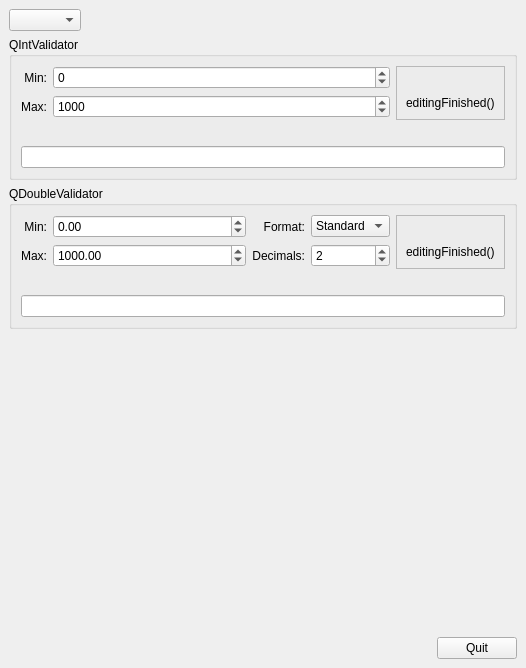
This is perl/examples/widgets/validators/validators.ui in chrisburel/perlqt as Qt 5 draws it before an edit. The edited form follows.
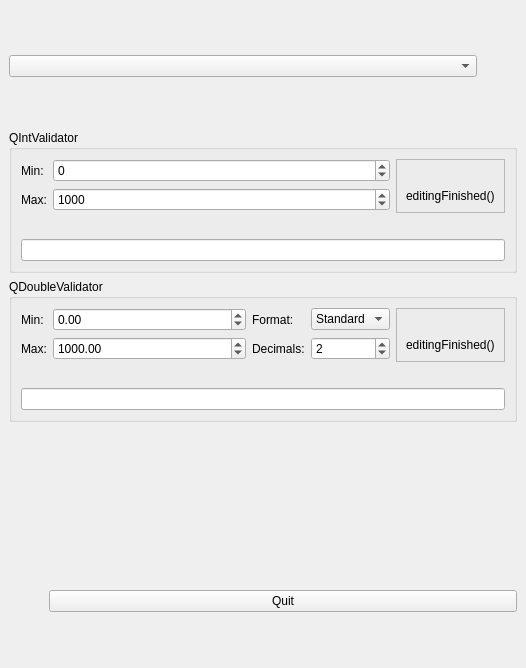
This is the edited form. Icons and pictures are not drawn. Custom widgets are drawn as their Qt base class.

The edit to the form file:
```diff
--- a/perl/examples/widgets/validators/validators.ui
+++ b/perl/examples/widgets/validators/validators.ui
@@ -33,7 +33,7 @@
      <item>
       <spacer>
        <property name="orientation" >
-        <enum>Qt::Horizontal</enum>
+        <enum>Qt4::Horizontal</enum>
        </property>
        <property name="sizeHint" >
         <size>
@@ -79,7 +79,7 @@
              <string>Min:</string>
             </property>
             <property name="alignment" >
-             <set>Qt::AlignRight|Qt::AlignTrailing|Qt::AlignVCenter</set>
+             <set>Qt4::AlignRight|Qt4::AlignTrailing|Qt4::AlignVCenter</set>
             </property>
            </widget>
           </item>
@@ -105,7 +105,7 @@
              <string>Max:</string>
             </property>
             <property name="alignment" >
-             <set>Qt::AlignRight|Qt::AlignTrailing|Qt::AlignVCenter</set>
+             <set>Qt4::AlignRight|Qt4::AlignTrailing|Qt4::AlignVCenter</set>
             </property>
            </widget>
           </item>
@@ -157,7 +157,7 @@
               <pixmap resource="validators.qrc" >:/ledoff.png</pixmap>
              </property>
              <property name="alignment" >
-              <set>Qt::AlignCenter</set>
+              <set>Qt4::AlignCenter</set>
              </property>
             </widget>
            </item>
@@ -176,7 +176,7 @@
       <item>
        <spacer>
         <property name="orientation" >
-         <enum>Qt::Vertical</enum>
+         <enum>Qt4::Vertical</enum>
         </property>
         <property name="sizeType" >
          <enum>QSizePolicy::Fixed</enum>
@@ -229,7 +229,7 @@
              <string>Min:</string>
             </property>
             <property name="alignment" >
-             <set>Qt::AlignRight|Qt::AlignTrailing|Qt::AlignVCenter</set>
+             <set>Qt4::AlignRight|Qt4::AlignTrailing|Qt4::AlignVCenter</set>
             </property>
            </widget>
           </item>
@@ -258,7 +258,7 @@
              <string>Format:</string>
             </property>
             <property name="alignment" >
-             <set>Qt::AlignRight|Qt::AlignTrailing|Qt::AlignVCenter</set>
+             <set>Qt4::AlignRight|Qt4::AlignTrailing|Qt4::AlignVCenter</set>
             </property>
            </widget>
           </item>
@@ -282,7 +282,7 @@
              <string>Max:</string>
             </property>
             <property name="alignment" >
-             <set>Qt::AlignRight|Qt::AlignTrailing|Qt::AlignVCenter</set>
+             <set>Qt4::AlignRight|Qt4::AlignTrailing|Qt4::AlignVCenter</set>
             </property>
            </widget>
           </item>
@@ -311,7 +311,7 @@
              <string>Decimals:</string>
             </property>
             <property name="alignment" >
-             <set>Qt::AlignRight|Qt::AlignTrailing|Qt::AlignVCenter</set>
+             <set>Qt4::AlignRight|Qt4::AlignTrailing|Qt4::AlignVCenter</set>
             </property>
            </widget>
           </item>
@@ -348,7 +348,7 @@
               <pixmap resource="validators.qrc" >:/ledoff.png</pixmap>
              </property>
              <property name="alignment" >
-              <set>Qt::AlignCenter</set>
+              <set>Qt4::AlignCenter</set>
              </property>
             </widget>
            </item>
@@ -367,7 +367,7 @@
       <item>
        <spacer>
         <property name="orientation" >
-         <enum>Qt::Vertical</enum>
+         <enum>Qt4::Vertical</enum>
         </property>
         <property name="sizeType" >
          <enum>QSizePolicy::Fixed</enum>
@@ -389,7 +389,7 @@
    <item>
     <spacer>
      <property name="orientation" >
-      <enum>Qt::Vertical</enum>
+      <enum>Qt4::Vertical</enum>
      </property>
      <property name="sizeHint" >
       <size>
@@ -410,7 +410,7 @@
      <item>
       <spacer>
        <property name="orientation" >
-        <enum>Qt::Horizontal</enum>
+        <enum>Qt4::Horizontal</enum>
        </property>
        <property name="sizeHint" >
         <size>
```
